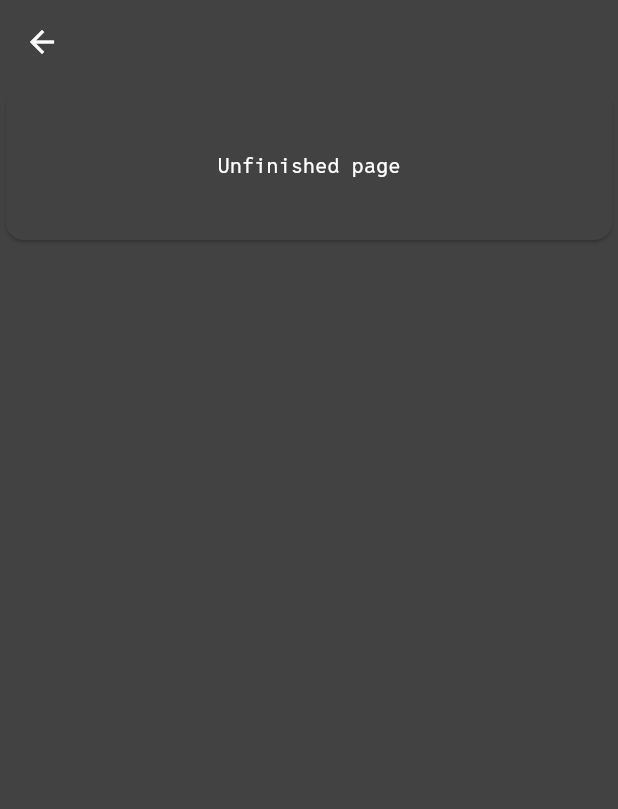
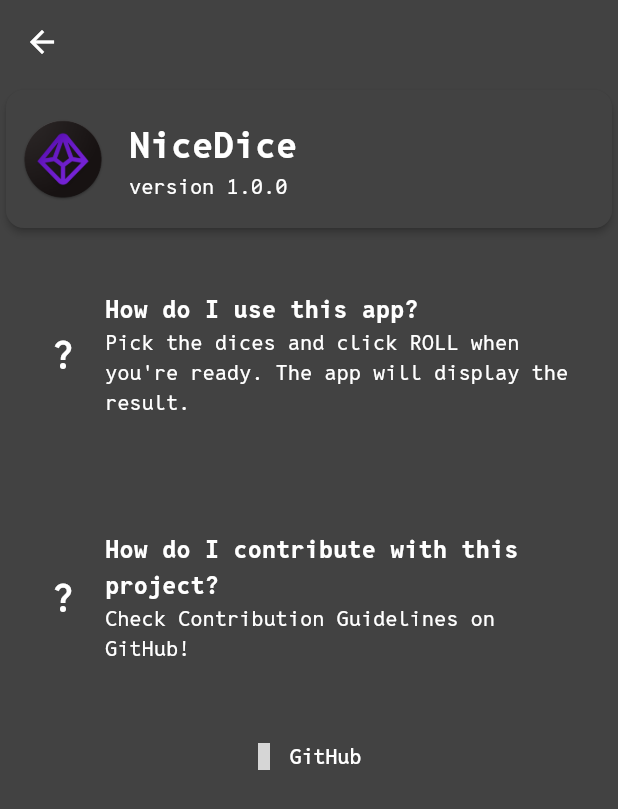
Before and after one commit to liviacnasc/simple_dice_app_flutter, a Flutter app: the ConfigScreen screen opened directly, on a phone screen of 412 x 824 dp. Shown: the top 809 px of the screen. Run offline on Flutter 3.47's test engine with Material 3 defaults, Android fonts, the phone set to English and light mode, and no system bars; our stand-ins replace lucide_icons, objectbox; generated files the repository leaves out were written again; grey boxes are pictures that could not be loaded.

Commit message:
feat: about screen

```diff
--- a/lib/screens/config_screen.dart
+++ b/lib/screens/config_screen.dart
@@ -1,31 +1,73 @@
 import 'package:flutter/material.dart';
+import 'package:url_launcher/url_launcher.dart';
+import 'package:lucide_icons/lucide_icons.dart';
 
 class ConfigScreen extends StatelessWidget {
   const ConfigScreen({super.key});
 
+  void abrirUrl() async {
+    const url = 'https://github.com/liviacnasc/simple_dice_app_flutter';
+    if (await canLaunchUrl(Uri.parse(url))) {
+      await launchUrl(Uri.parse(url));
+    } else {
+      throw 'Could not launch $url';
+    }
+  }
+
   @override
   Widget build(BuildContext context) {
     return Scaffold(
-      appBar: AppBar(
-
+      appBar: AppBar(),
+      body: Column(
+        mainAxisSize: MainAxisSize.min,
+        children: <Widget>[
+          Card.filled(
+              elevation: 2.0,
+              child: ListTile(
+                contentPadding: const EdgeInsets.all(10),
+                leading: Image.asset("assets/images/icon.png"),
+                title: const Text(
+                  "NiceDice",
+                  style: TextStyle(fontSize: 24, fontWeight: FontWeight.bold),
+                ),
+                subtitle: const Text("version 1.0.0"),
+              )),
+          Column(
+            children: <Widget>[
+              const ListTile(
+                contentPadding: EdgeInsets.all(30),
+                leading: Icon(Icons.question_mark),
+                title: Text(
+                  "How do I use this app?",
+                  style: TextStyle(fontSize: 16, fontWeight: FontWeight.bold),
+                ),
+                subtitle: Text(
+                    "Pick the dices and click ROLL when you're ready. The app will display the result."),
+              ),
+              const ListTile(
+                contentPadding: EdgeInsets.all(30),
+                leading: Icon(Icons.question_mark),
+                title: Text(
+                  "How do I contribute with this project?",
+                  style: TextStyle(fontSize: 16, fontWeight: FontWeight.bold),
+                ),
+                subtitle: Text("Check Contribution Guidelines on GitHub!"),
+              ),
+              Row(
+                mainAxisSize: MainAxisSize.min,
+                children: [
+                  TextButton.icon(
+                    style: const ButtonStyle(
+                      iconColor: MaterialStatePropertyAll(Colors.white),
+                    ),
+                    onPressed: abrirUrl,
+                    icon: const Icon(LucideIcons.github),
+                    label: const Text("GitHub", style: TextStyle(color: Colors.white),)),
+              ],)
+            ],
+          )
+        ],
       ),
-      body:
-      Column(
-      mainAxisSize: MainAxisSize.max,
-      children: <Widget>[
-        Card.filled(
-
-          elevation: 1.0,
-          child: Container(
-            padding: const EdgeInsets.all(40),
-            alignment: Alignment.center,
-            child: const Column(children: [
-              Text("Unfinished page")
-            ],),
-            )
-        ),
-      ],
-    ),
     );
   }
 }
--- a/lib/widgets/bottom_app_bar.dart
+++ b/lib/widgets/bottom_app_bar.dart
@@ -34,7 +34,7 @@ class _BottomAppBarWidgetState extends State<BottomAppBarWidget> {
             child: SizedBox(
               height: 60,
               child: IconButton(
-                icon: const Icon(Icons.menu),
+                icon: const Icon(Icons.info),
                 onPressed: () => onTabSelected(const ConfigScreen()),
               ),
             ),
--- a/lib/widgets/dice_chooser.dart
+++ b/lib/widgets/dice_chooser.dart
@@ -41,7 +41,6 @@ class _DiceChooserState extends State<DiceChooser> {
       Column(
         mainAxisAlignment: MainAxisAlignment.center,
       children: [
-          const Text("Pick dices", style: TextStyle(color: Colors.white, fontSize: 24)),
           DiceSelector(onDiceChanged: onDiceChanged),
          _diceInfo(),
       ]);
--- a/pubspec.yaml
+++ b/pubspec.yaml
@@ -43,7 +43,8 @@ dependencies:
   # Use with the CupertinoIcons class for iOS style icons.
   cupertino_icons: ^1.0.6
   provider: ^6.1.2
-
+  url_launcher: ^6.1.10
+  lucide_icons: ^0.257.0
 
 dev_dependencies:
   flutter_test:
@@ -79,6 +80,7 @@ flutter:
      - assets/images/d10.png
      - assets/images/d12.png
      - assets/images/d20.png
+     - assets/images/icon.png
 
 
   # An image asset can refer to one or more resolution-specific "variants", see
```
Also changed, not shown: lib/screens/roll_result.dart (+14 -6 lines), assets/images/icon.png (added), pubspec.lock.
